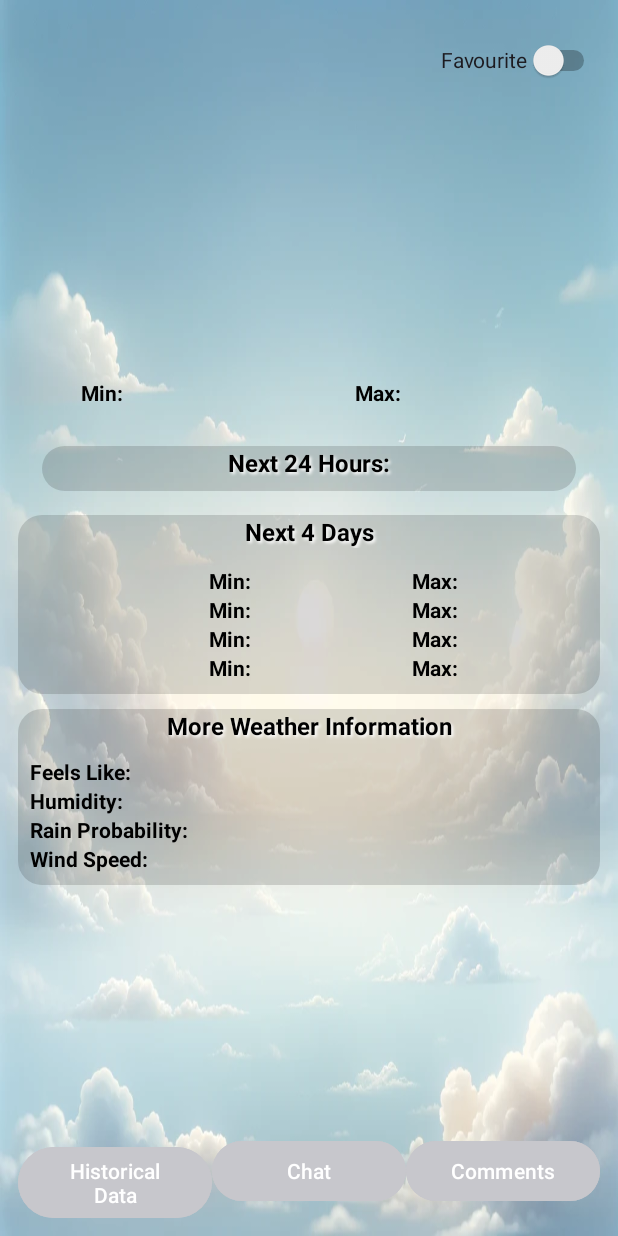
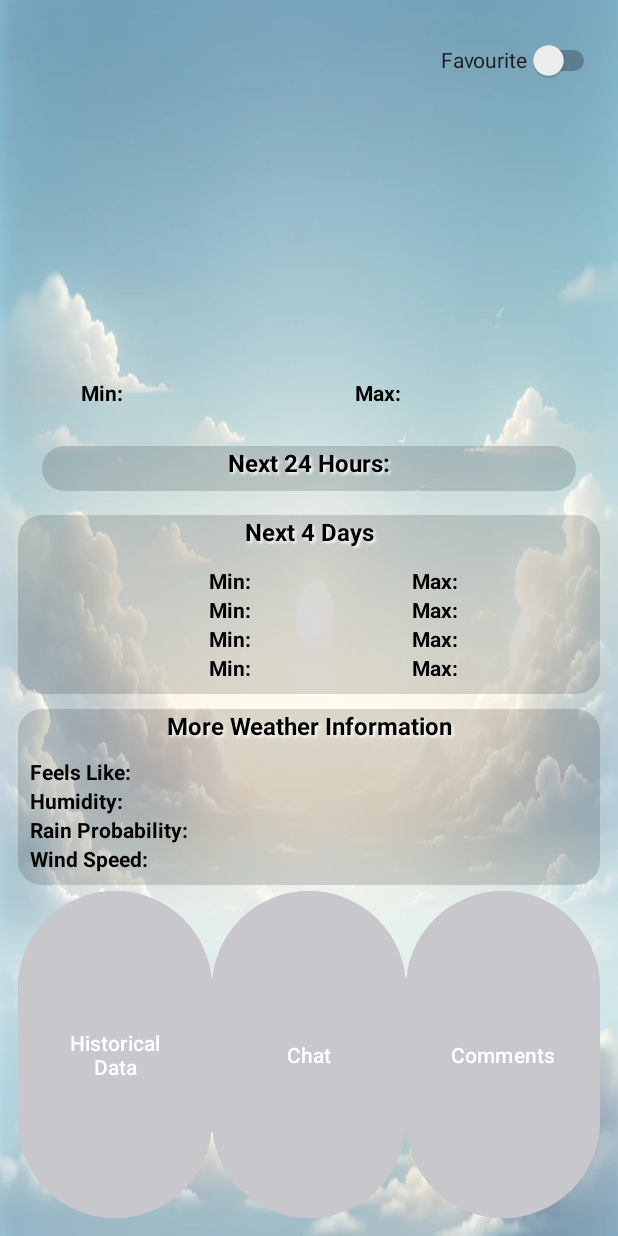
Before and after one commit to ivanbisimbrero/GroupAssignment_MobApp, an Android app: the A5CityDetail screen opened directly, with no data from a screen before it, on a phone screen of 412 x 824 dp. Run offline under Robolectric (Android 15) with nearby library versions, the phone set to English and light mode, and no system bars; pictures from the network do not load; 8 statements that could not run were skipped.

Commit message:
Solved CI error, and changed buttons appearence in A5CityDetail activity
Co-authored-by: Yorrryiii <jorgeserranogalindo@gmail.com>
Co-authored-by:  alu129156 <alu.129156@usj.es>

```diff
--- a/app/src/main/AndroidManifest.xml
+++ b/app/src/main/AndroidManifest.xml
@@ -19,9 +19,6 @@
         android:supportsRtl="true"
         android:theme="@style/Theme.WeatherAPP_MobAPP"
         tools:targetApi="31">
-        <activity
-            android:name=".BaseCommunityActivity"
-            android:exported="false" />
         <activity
             android:name=".CityPostedComments"
             android:exported="false"
--- a/app/src/main/res/layout/activity_a5_city_detail.xml
+++ b/app/src/main/res/layout/activity_a5_city_detail.xml
@@ -53,7 +53,7 @@
             <Button
                 android:id="@+id/btnHistoricalData"
                 android:layout_width="match_parent"
-                android:layout_height="wrap_content"
+                android:layout_height="match_parent"
                 android:layout_weight="1"
                 android:text="@string/historical_data"
                 android:backgroundTint="?attr/colorSecondary"/>
@@ -61,7 +61,7 @@
             <Button
                 android:id="@+id/btnCityChat"
                 android:layout_width="match_parent"
-                android:layout_height="wrap_content"
+                android:layout_height="match_parent"
                 android:layout_weight="1"
                 android:text="@string/chat"
                 android:backgroundTint="?attr/colorSecondary"/>
@@ -69,7 +69,7 @@
             <Button
                 android:id="@+id/btnCityComments"
                 android:layout_width="match_parent"
-                android:layout_height="wrap_content"
+                android:layout_height="match_parent"
                 android:layout_weight="1"
                 android:text="@string/comments"
                 android:backgroundTint="?attr/colorSecondary"/>
```
